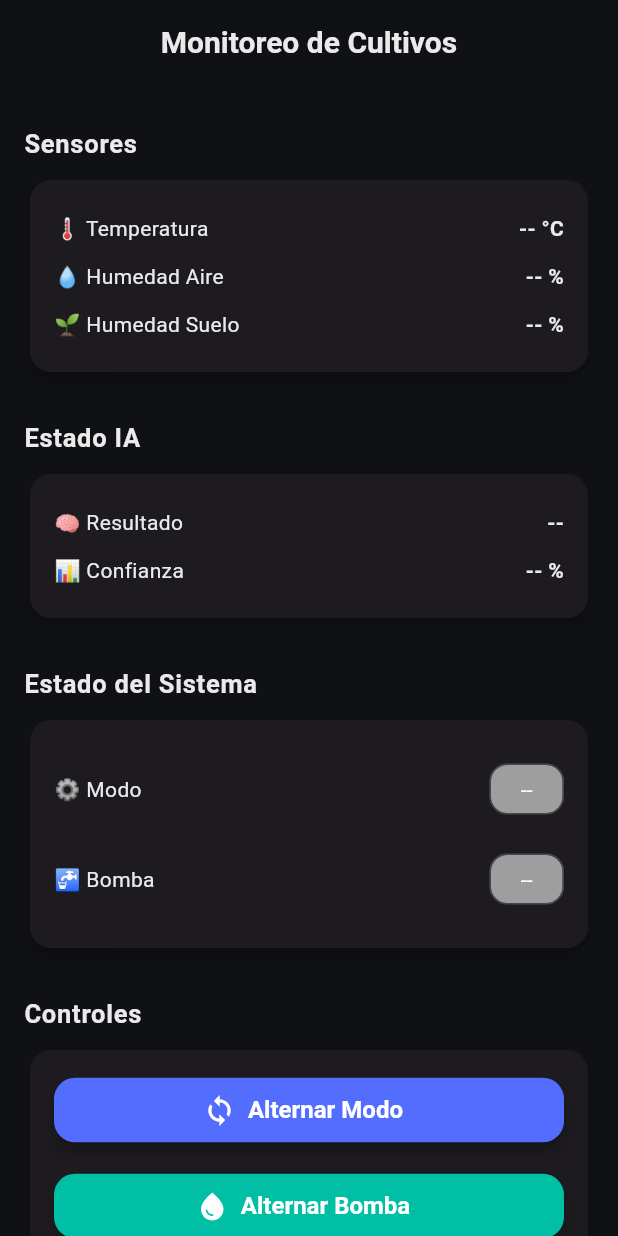
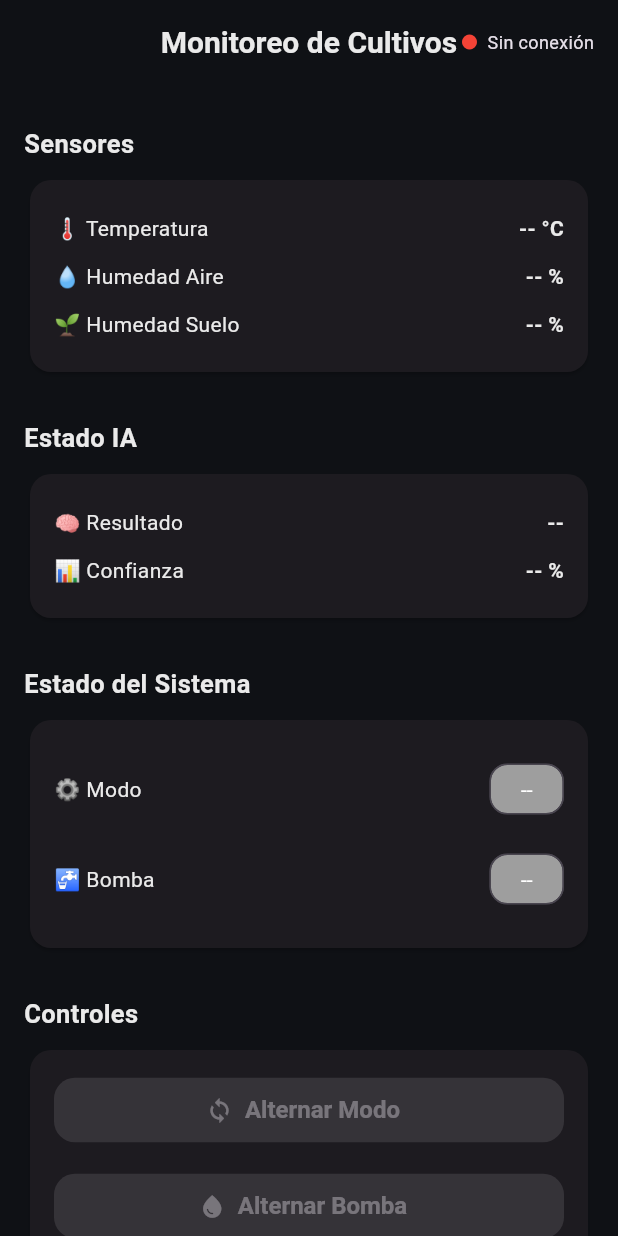
Before and after one commit to Cristhian060303/Monitoreo-de-Cultivos---App, a Flutter app: the screen it shows after launch, on a phone screen of 412 x 824 dp. Run offline on Flutter 3.47's test engine with Material 3 defaults, Android fonts, the phone set to English and light mode, and no system bars; our stand-ins replace shared_preferences; missing offline and left inert: mqtt_client.

Commit message:
Correccion de interaccion con la app, se agregaron cambios para permitir modificacion de dirección del servidor MQTT e indicador de conexion/desconexion.

```diff
--- a/lib/screens/dashboard_screen.dart
+++ b/lib/screens/dashboard_screen.dart
@@ -1,29 +1,81 @@
 import 'package:flutter/material.dart';
+import 'package:mqtt_client/mqtt_client.dart';
 import 'package:provider/provider.dart';
 
 import '../services/mqtt_service.dart';
 import 'camera_screen.dart';
 
-class DashboardScreen extends StatelessWidget {
+class DashboardScreen extends StatefulWidget {
   const DashboardScreen({super.key});
+
+  @override
+  State<DashboardScreen> createState() => _DashboardScreenState();
+}
+
+class _DashboardScreenState extends State<DashboardScreen> {
+  late TextEditingController _ipController;
+  late TextEditingController _portController;
+
+  @override
+  void initState() {
+    super.initState();
+    final mqtt = context.read<MqttService>();
+
+    _ipController = TextEditingController(text: mqtt.mqttHost);
+    _portController =
+        TextEditingController(text: mqtt.mqttPort.toString());
+  }
+
+  @override
+  void dispose() {
+    _ipController.dispose();
+    _portController.dispose();
+    super.dispose();
+  }
 
   Color _statusColor(String value, {bool invert = false}) {
     if (value == '--') return Colors.grey;
     if (invert) {
       return value == 'OFF' ? Colors.green : Colors.red;
     }
-    return (value == 'ON' || value == 'AUTO') ? Colors.green : Colors.orange;
+    return (value == 'ON' || value == 'AUTO')
+        ? Colors.green
+        : Colors.orange;
   }
 
   @override
   Widget build(BuildContext context) {
-    final mqtt = Provider.of<MqttService>(context);
+    final mqtt = context.watch<MqttService>();
+
+    final bool mqttConnected =
+        mqtt.client?.connectionStatus?.state ==
+            MqttConnectionState.connected;
 
     return Scaffold(
       appBar: AppBar(
         title: const Text('Monitoreo de Cultivos'),
         centerTitle: true,
+        actions: [
+          Padding(
+            padding: const EdgeInsets.only(right: 16),
+            child: Row(
+              children: [
+                Icon(
+                  Icons.circle,
+                  size: 12,
+                  color: mqttConnected ? Colors.green : Colors.red,
+                ),
+                const SizedBox(width: 6),
+                Text(
+                  mqttConnected ? 'MQTT' : 'Sin conexión',
+                  style: const TextStyle(fontSize: 12),
+                ),
+              ],
+            ),
+          ),
+        ],
       ),
+
       body: ListView(
         padding: const EdgeInsets.all(16),
         children: [
@@ -34,7 +86,10 @@ class DashboardScreen extends StatelessWidget {
               '🌡️ Temperatura',
               '${mqtt.sensorData?.temperatura ?? '--'} °C',
             ),
-            _row('💧 Humedad Aire', '${mqtt.sensorData?.humedad ?? '--'} %'),
+            _row(
+              '💧 Humedad Aire',
+              '${mqtt.sensorData?.humedad ?? '--'} %',
+            ),
             _row(
               '🌱 Humedad Suelo',
               '${mqtt.sensorData?.humedadSuelo ?? '--'} %',
@@ -47,7 +102,10 @@ class DashboardScreen extends StatelessWidget {
           _section('Estado IA'),
           _card([
             _row('🧠 Resultado', mqtt.iaResult?.label ?? '--'),
-            _row('📊 Confianza', '${mqtt.iaResult?.confidence ?? '--'} %'),
+            _row(
+              '📊 Confianza',
+              '${mqtt.iaResult?.confidence ?? '--'} %',
+            ),
           ]),
 
           const SizedBox(height: 16),
@@ -63,7 +121,10 @@ class DashboardScreen extends StatelessWidget {
             _statusRow(
               '🚰 Bomba',
               mqtt.systemState.bomba,
-              _statusColor(mqtt.systemState.bomba, invert: true),
+              _statusColor(
+                mqtt.systemState.bomba,
+                invert: true,
+              ),
             ),
           ]),
 
@@ -75,48 +136,82 @@ class DashboardScreen extends StatelessWidget {
             SizedBox(
               width: double.infinity,
               child: ElevatedButton.icon(
-                onPressed: mqtt.toggleModo,
-                icon: const Icon(Icons.sync, size: 22),
+                onPressed: mqttConnected ? mqtt.toggleModo : null,
+                icon: const Icon(Icons.sync),
                 label: const Padding(
                   padding: EdgeInsets.symmetric(vertical: 12),
-                  child: Text(
-                    'Alternar Modo',
-                    style: TextStyle(fontSize: 16, fontWeight: FontWeight.w600),
-                  ),
+                  child: Text('Alternar Modo'),
                 ),
                 style: ElevatedButton.styleFrom(
                   backgroundColor: Colors.indigoAccent,
-                  foregroundColor: Colors.white,
-                  shape: RoundedRectangleBorder(
-                    borderRadius: BorderRadius.circular(14),
-                  ),
-                  elevation: 4,
                 ),
               ),
             ),
-
             const SizedBox(height: 16),
-
             SizedBox(
               width: double.infinity,
               child: ElevatedButton.icon(
-                onPressed: mqtt.toggleBomba,
-                icon: const Icon(Icons.water_drop, size: 22),
+                onPressed: mqttConnected ? mqtt.toggleBomba : null,
+                icon: const Icon(Icons.water_drop),
                 label: const Padding(
                   padding: EdgeInsets.symmetric(vertical: 12),
-                  child: Text(
-                    'Alternar Bomba',
-                    style: TextStyle(fontSize: 16, fontWeight: FontWeight.w600),
-                  ),
+                  child: Text('Alternar Bomba'),
                 ),
                 style: ElevatedButton.styleFrom(
                   backgroundColor: Colors.tealAccent.shade700,
-                  foregroundColor: Colors.white,
-                  shape: RoundedRectangleBorder(
-                    borderRadius: BorderRadius.circular(14),
-                  ),
-                  elevation: 4,
                 ),
+              ),
+            ),
+          ]),
+
+          const SizedBox(height: 16),
+
+          // ================= CONFIG MQTT =================
+          _section('Configuración MQTT'),
+          _card([
+            TextField(
+              controller: _ipController,
+              decoration: const InputDecoration(
+                labelText: 'IP del broker',
+                prefixIcon: Icon(Icons.router),
+              ),
+            ),
+            const SizedBox(height: 12),
+            TextField(
+              controller: _portController,
+              keyboardType: TextInputType.number,
+              decoration: const InputDecoration(
+                labelText: 'Puerto',
+                prefixIcon: Icon(Icons.settings_ethernet),
+              ),
+            ),
+            const SizedBox(height: 16),
+            SizedBox(
+              width: double.infinity,
+              child: ElevatedButton.icon(
+                icon: const Icon(Icons.save),
+                label: const Padding(
+                  padding: EdgeInsets.symmetric(vertical: 12),
+                  child: Text('Guardar y reconectar'),
+                ),
+                onPressed: () async {
+                  final host = _ipController.text.trim();
+                  final port =
+                      int.tryParse(_portController.text) ?? 1883;
+
+                  if (host.isEmpty) return;
+
+                  await mqtt.reconnectWithNewConfig(host, port);
+
+                  if (mounted) {
+                    ScaffoldMessenger.of(context).showSnackBar(
+                      const SnackBar(
+                        content:
+                        Text('Configuración MQTT actualizada'),
+                      ),
+                    );
+                  }
+                },
               ),
             ),
           ]),
@@ -124,14 +219,12 @@ class DashboardScreen extends StatelessWidget {
           const SizedBox(height: 24),
 
           ElevatedButton.icon(
-            style: ElevatedButton.styleFrom(
-              backgroundColor: Colors.black87,
-              foregroundColor: Colors.white,
-            ),
             onPressed: () {
               Navigator.push(
                 context,
-                MaterialPageRoute(builder: (_) => const CameraScreen()),
+                MaterialPageRoute(
+                  builder: (_) => const CameraScreen(),
+                ),
               );
             },
             icon: const Icon(Icons.camera_alt),
@@ -152,7 +245,6 @@ class DashboardScreen extends StatelessWidget {
         style: const TextStyle(
           fontSize: 17,
           fontWeight: FontWeight.w600,
-          letterSpacing: 0.5,
         ),
       ),
     );
@@ -160,8 +252,9 @@ class DashboardScreen extends StatelessWidget {
 
   Widget _card(List<Widget> children) {
     return Card(
-      elevation: 3,
-      shape: RoundedRectangleBorder(borderRadius: BorderRadius.circular(14)),
+      shape: RoundedRectangleBorder(
+        borderRadius: BorderRadius.circular(14),
+      ),
       child: Padding(
         padding: const EdgeInsets.all(16),
         child: Column(children: children),
@@ -176,7 +269,10 @@ class DashboardScreen extends StatelessWidget {
         mainAxisAlignment: MainAxisAlignment.spaceBetween,
         children: [
           Text(label),
-          Text(value, style: const TextStyle(fontWeight: FontWeight.bold)),
+          Text(
+            value,
+            style: const TextStyle(fontWeight: FontWeight.bold),
+          ),
         ],
       ),
     );
@@ -190,7 +286,10 @@ class DashboardScreen extends StatelessWidget {
         children: [
           Text(label),
           Chip(
-            label: Text(value, style: const TextStyle(color: Colors.white)),
+            label: Text(
+              value,
+              style: const TextStyle(color: Colors.white),
+            ),
             backgroundColor: color,
           ),
         ],
--- a/pubspec.yaml
+++ b/pubspec.yaml
@@ -32,6 +32,7 @@ dependencies:
     sdk: flutter
   mqtt_client: ^10.0.0
   provider: ^6.1.2
+  shared_preferences: ^2.2.2
 
   # The following adds the Cupertino Icons font to your application.
   # Use with the CupertinoIcons class for iOS style icons.
```
Also changed, not shown: lib/services/mqtt_service.dart (+90 -24 lines), pubspec.lock, 1 other file.
